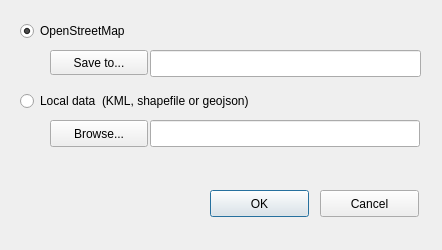
This is building_osm_base.ui in anggabayu21/emergency_mapper_qgis_plugin as Qt 5 draws it before an edit. The edited form follows.
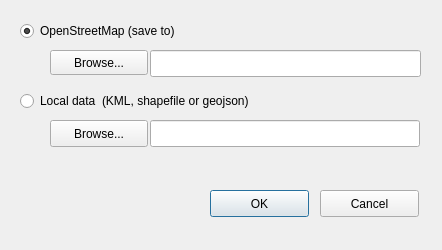
This is the edited form.

```diff
--- a/building_osm_base.ui
+++ b/building_osm_base.ui
@@ -72,7 +72,7 @@
     </rect>
    </property>
    <property name="text">
-    <string>OpenStreetMap</string>
+    <string>OpenStreetMap (save to)</string>
    </property>
    <property name="checked">
     <bool>true</bool>
@@ -101,7 +101,7 @@
     </rect>
    </property>
    <property name="text">
-    <string>Save to...</string>
+    <string>Browse...</string>
    </property>
   </widget>
   <widget class="QLineEdit" name="output_directory">
```
